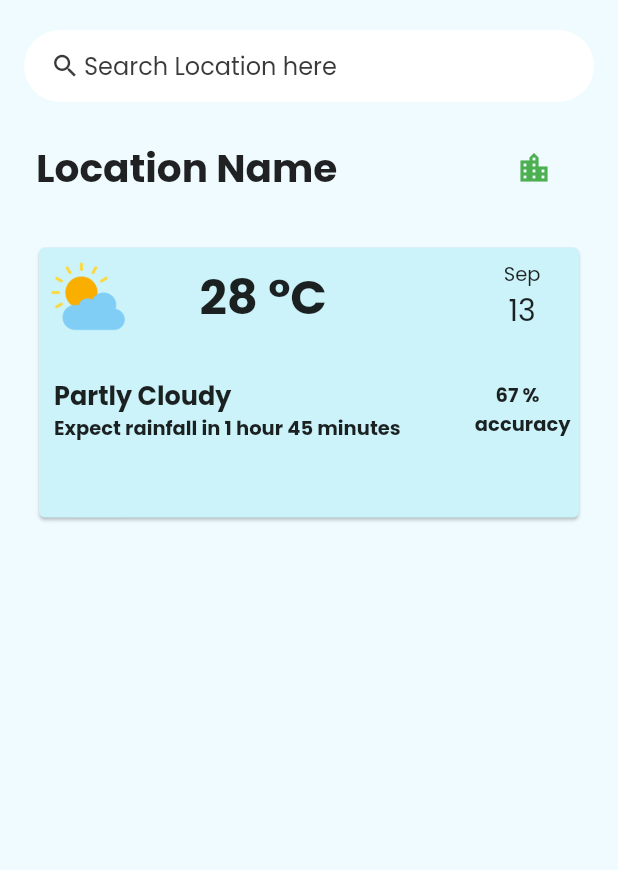
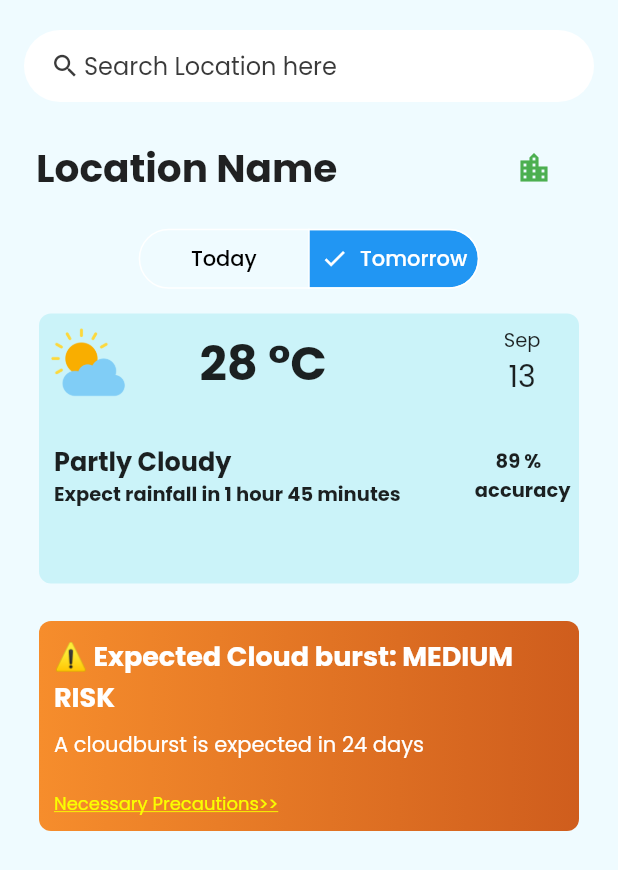
Before and after one commit to nikhil-RGB/weather-prediction-app, a Flutter app: the screen it shows after launch, on a phone screen of 412 x 824 dp. Shown: the top 870 px of the screen. Run offline on Flutter 3.47's test engine with Material 2 defaults, Android fonts, the phone set to English and light mode, and no system bars; our stand-ins replace google_fonts.

Commit message:
🚧 Add urgency card

```diff
--- /dev/null
+++ b/lib/Urgency.dart
@@ -0,0 +1,19 @@
+import 'package:flutter/painting.dart';
+
+enum Urgency {
+  NO(
+    LinearGradient(colors: [const Color(0xFF71C3FF), const Color(0xFF1D5ACF)]),
+  ),
+  LOW(
+    LinearGradient(colors: [const Color(0xFF60E14B), const Color(0xFF41B92E)]),
+  ),
+  MEDIUM(
+    LinearGradient(colors: [const Color(0xFFF68D2C), const Color(0xFFCF5D1D)]),
+  ),
+  HIGH(
+    LinearGradient(colors: [const Color(0xFFF62C2C), const Color(0xFFCF1D1D)]),
+  );
+
+  final LinearGradient bg;
+  const Urgency(this.bg);
+}
--- a/lib/home.dart
+++ b/lib/home.dart
@@ -1,10 +1,16 @@
+// ignore_for_file: prefer_const_constructors
+
 import 'package:flutter/material.dart';
 import 'package:google_fonts/google_fonts.dart';
+import 'package:weather_prediction_app/Urgency.dart';
 import 'package:weather_prediction_app/colors.dart';
 import 'package:intl/intl.dart';
 
+String selected = "TOM";
+
 class Home extends StatefulWidget {
-  const Home({super.key});
+  final Urgency urgency;
+  const Home({super.key, required this.urgency});
 
   @override
   State<Home> createState() => _HomeState();
@@ -14,12 +20,13 @@ class _HomeState extends State<Home> {
   //These variables will be read from the API/data model we will read from
   String weather = "Partly Cloudy";
   String prediction = "1 hour 45 minutes";
-  int accuracy = 67;
+  int accuracy = 89;
   //build function for main homepage, main page of the application
   @override
   Widget build(BuildContext context) {
     return SafeArea(
         child: Scaffold(
+      resizeToAvoidBottomInset: false,
       backgroundColor: bgStandard,
       body: Column(
         children: [
@@ -45,9 +52,13 @@ class _HomeState extends State<Home> {
             ),
           ),
           const SizedBox(
-            height: 25.0,
+            height: 12.5,
           ),
+          dayButtons(),
+          const SizedBox(height: 12.5),
           weatherCard(),
+          const SizedBox(height: 25),
+          createUrgencyCard(),
         ],
       ),
     ));
@@ -81,9 +92,12 @@ class _HomeState extends State<Home> {
   }
 
   //Widget for weather prediction
-  Card weatherCard() {
-    return Card(
-      color: blue,
+  Container weatherCard() {
+    return Container(
+      decoration: BoxDecoration(
+        color: blue,
+        borderRadius: BorderRadius.circular(8.0),
+      ),
       child: SizedBox(
         width: 360,
         height: 180,
@@ -172,4 +186,64 @@ class _HomeState extends State<Home> {
       ),
     );
   }
+
+  //button to change day-wise details.
+  Widget dayButtons() {
+    return SegmentedButton<String>(
+      segments: const [
+        ButtonSegment<String>(value: "TOD", label: Text("Today")),
+        ButtonSegment<String>(value: "TOM", label: Text("Tomorrow")),
+      ],
+      selected: <String>{selected},
+      onSelectionChanged: (Set<String> newSelection) {
+        setState(() {
+          selected = newSelection.first;
+        });
+      },
+    );
+  }
+
+  Widget createUrgencyCard() {
+    return Container(
+      decoration: BoxDecoration(
+        borderRadius: BorderRadius.circular(8.0),
+        gradient: widget.urgency.bg,
+      ),
+      child: SizedBox(
+        height: 140,
+        width: 360,
+        child: Padding(
+          padding: EdgeInsets.all(10.0),
+          child: Column(
+            crossAxisAlignment: CrossAxisAlignment.start,
+            children: [
+              Text(
+                "⚠ Expected Cloud burst: ${widget.urgency.name} RISK",
+                style: TextStyle(
+                    color: Colors.white,
+                    fontSize: 18,
+                    fontWeight: FontWeight.bold),
+              ),
+              const SizedBox(height: 8.0),
+              Text(
+                "A cloudburst is expected in 24 days",
+                style: TextStyle(color: Colors.white, fontSize: 14),
+              ),
+              const SizedBox(height: 20),
+              GestureDetector(
+                onTap: () {}, //Show user precautions: TODO
+                child: Text(
+                  "Necessary Precautions>>",
+                  style: TextStyle(
+                      color: Color(0xFFFAFF00),
+                      fontSize: 12,
+                      decoration: TextDecoration.underline),
+                ),
+              )
+            ],
+          ),
+        ),
+      ),
+    );
+  }
 }
--- a/lib/main.dart
+++ b/lib/main.dart
@@ -1,4 +1,5 @@
 import 'package:flutter/material.dart';
+import 'package:weather_prediction_app/Urgency.dart';
 import 'package:weather_prediction_app/colors.dart';
 import 'package:weather_prediction_app/home.dart';
 import 'package:google_fonts/google_fonts.dart';
@@ -19,7 +20,9 @@ class MyApp extends StatelessWidget {
         primaryColor: component_bright,
         textTheme: GoogleFonts.poppinsTextTheme(Theme.of(context).textTheme),
       ),
-      home: const Home(),
+      home: const Home(
+        urgency: Urgency.MEDIUM,
+      ),
     );
   }
 }
```
